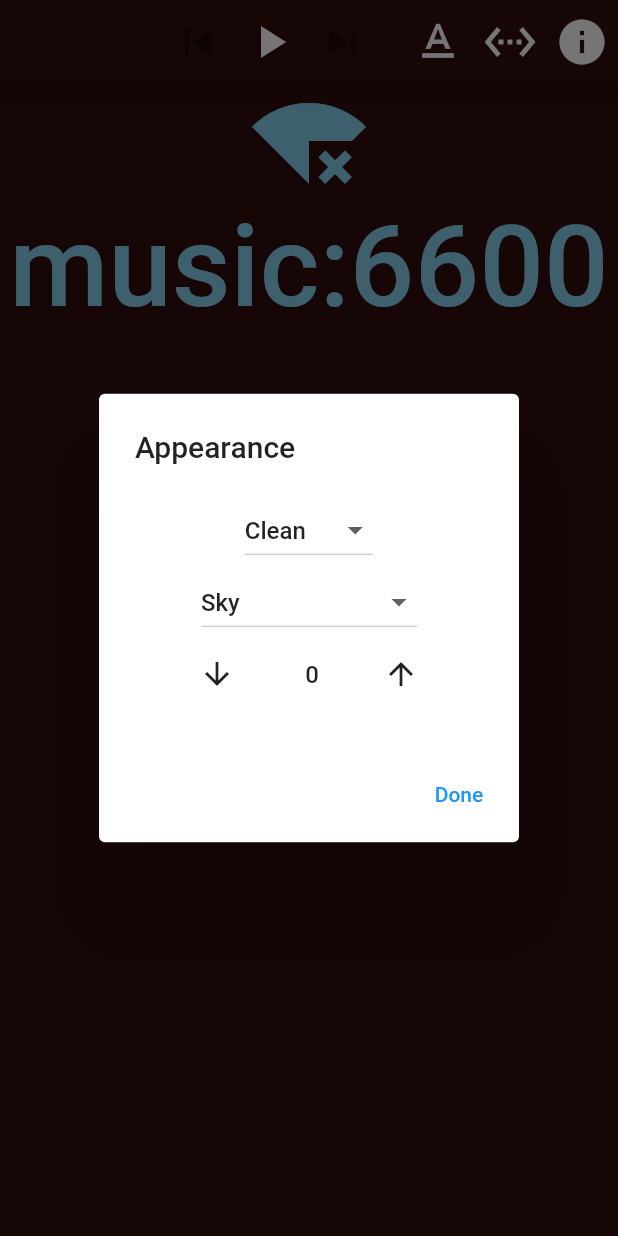
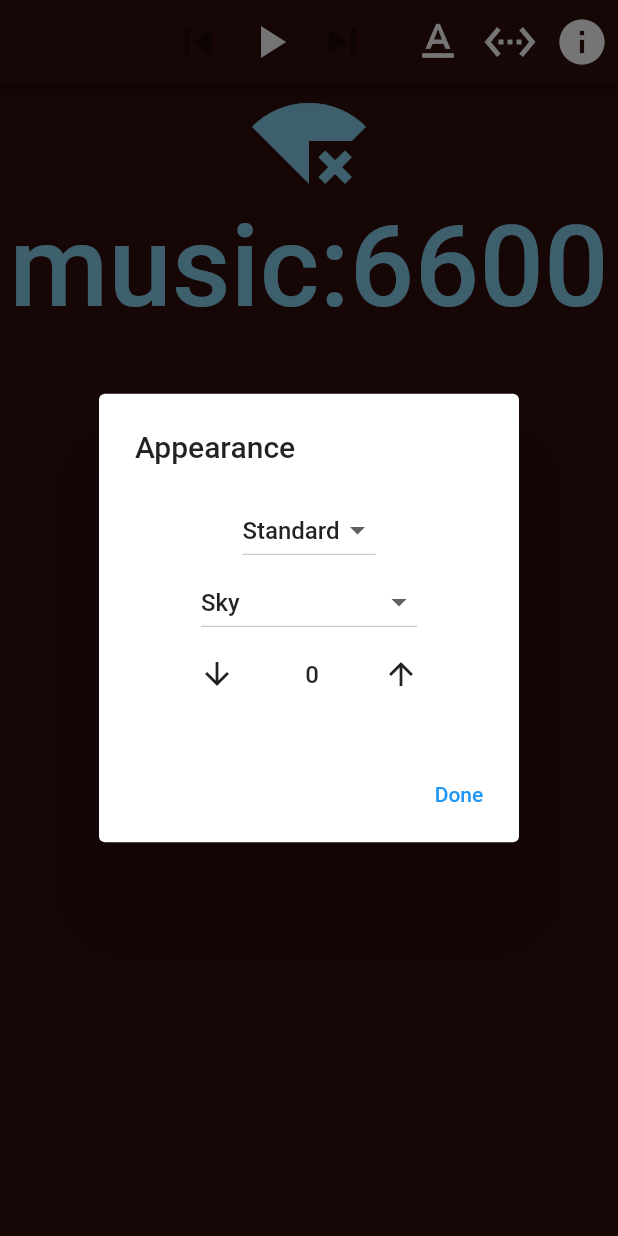
Before and after one commit to joatca/mpd-display, a Flutter app: the screen it shows after launch, after a tap on the "text format" icon, on a phone screen of 412 x 824 dp. Run offline on Flutter 3.47's test engine with Material 2 defaults, Android fonts, the phone set to English and light mode, and no system bars; our stand-ins replace package_info_plus, shared_preferences, wakelock.

Commit message:
rename clean theme to standard

```diff
--- a/lib/data_classes.dart
+++ b/lib/data_classes.dart
@@ -158,7 +158,7 @@ class PageState extends ChangeNotifier {
   }
 
   static final _fontThemes = {
-    "Clean": InfoFontTheme(
+    "Standard": InfoFontTheme(
       font: "Roboto",
       height: 1.20,
       weight: FontWeight.w600,
```
